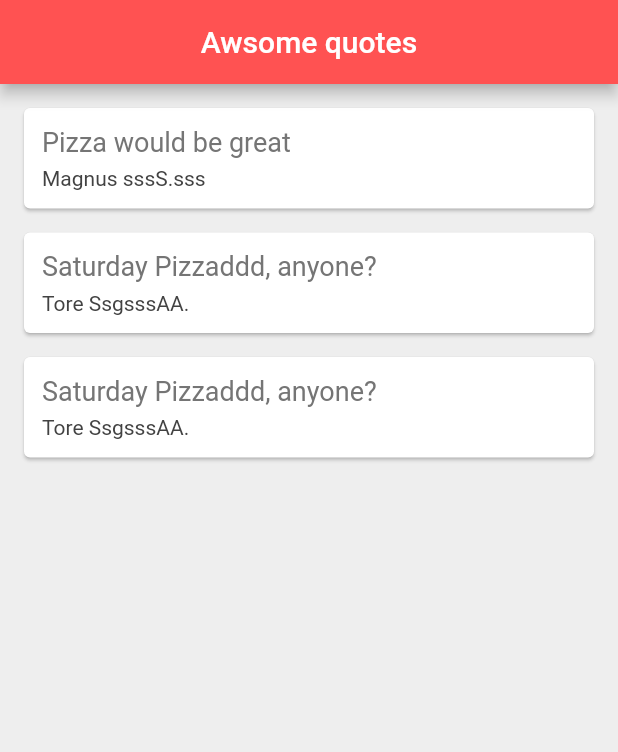
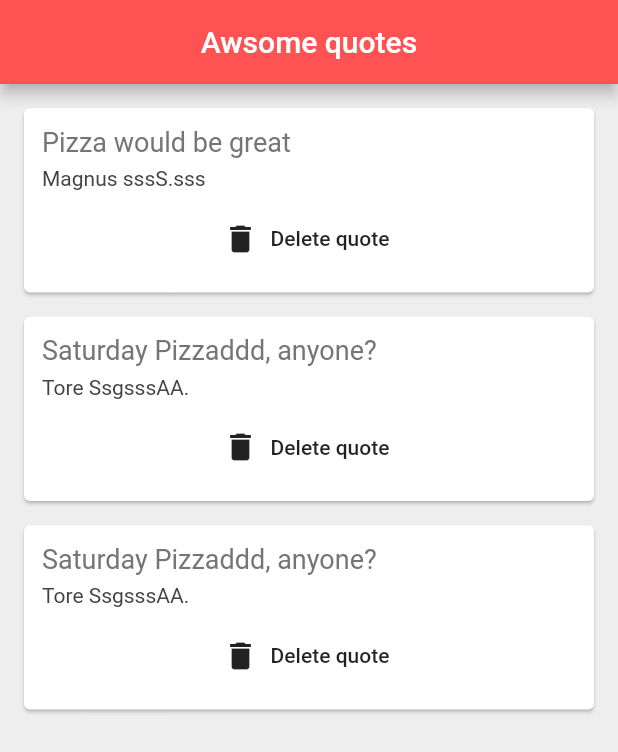
Before and after one commit to msagerup/GymFlutterApp, a Flutter app: the screen it shows after launch, on a phone screen of 412 x 824 dp. Shown: the top 752 px of the screen. Run offline on Flutter 3.47's test engine with Material 2 defaults, Android fonts, the phone set to English and light mode, and no system bars.

```diff
--- a/lib/main.dart
+++ b/lib/main.dart
@@ -149,7 +149,14 @@ class _QuoteListState extends State<QuoteList> {
         backgroundColor: Colors.redAccent,
       ),
       body: Column(
-        children: quotes.map((item) => QuoteCard(quote: item)).toList(),
+        children: quotes.map((item) => QuoteCard(
+          quote: item,
+          delete: () {
+            setState(() {
+              quotes.remove(item);
+            });
+          }
+        )).toList(),
       )
     );
   }
--- a/lib/quoteCard.dart
+++ b/lib/quoteCard.dart
@@ -4,7 +4,8 @@ import 'quotes.dart';
 class QuoteCard extends StatelessWidget {
 
   final Quote quote;
-  QuoteCard({this.quote});
+  final Function delete;
+  QuoteCard({this.quote, this.delete});
 
 
   @override
@@ -30,6 +31,13 @@ class QuoteCard extends StatelessWidget {
                   fontSize: 14,
                   color: Colors.grey[800]
               ),
+            ),
+            SizedBox(height: 8),
+            FlatButton.icon(
+              onPressed: delete,
+              label: Text('Delete quote'),
+              icon: Icon(Icons.delete),
+
             )
           ],
         ),
```
